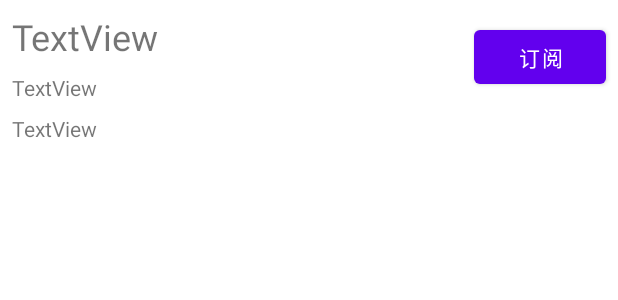
After one commit to rosa-mini-course/rosa-mini-course-android, an Android app: the layout discovery_cell.xml on its own in the app's theme, with its tools: preview values and no code run, on a phone screen of 412 x 824 dp. The commit adds this screen. Shown: the top 300 px of the screen. Run offline under Robolectric (Android 15) with nearby library versions, the phone set to English and light mode, and no system bars.

Commit message:
feat: Discover Courses and Subscribe Them

```diff
--- a/app/build.gradle
+++ b/app/build.gradle
@@ -83,4 +83,8 @@ dependencies {
     // optional - Test helpers
     testImplementation "androidx.room:room-testing:$room_version"
 
+
+    implementation "androidx.core:core-ktx:+"
+    implementation "org.jetbrains.kotlin:kotlin-stdlib-jdk7:$kotlin_version"
+
 }
--- a/app/src/main/AndroidManifest.xml
+++ b/app/src/main/AndroidManifest.xml
@@ -12,7 +12,9 @@
         android:supportsRtl="true"
         android:theme="@style/Theme.Rosaminicourse"
         android:usesCleartextTraffic="true">
-        <activity android:name=".ui.dashboard.TeachingCourseDetailsActivity"></activity>
+        <activity android:name=".ui.dashboard.TeachingCourseDetailsActivity">
+
+        </activity>
         <activity
             android:name=".ui.dashboard.BrowseTeachingCourseActivity"
             android:label="@string/title_activity_browse_teaching_course">
--- a/app/src/main/java/com/winnerwinter/myapplication/ui/dashboard/TeachingCourseAdapter.kt
+++ b/app/src/main/java/com/winnerwinter/myapplication/ui/dashboard/TeachingCourseAdapter.kt
@@ -21,7 +21,7 @@ class TeachingCourseAdapter(activityContext: Context, itemList: List<List<String
     }
 
     override fun onCreateViewHolder(parent: ViewGroup, viewType: Int): TeachingCourseViewHolder {
-        val layoutInflater = LayoutInflater.from(parent.context)
+        val layoutInflater: LayoutInflater = LayoutInflater.from(parent.context)
         val itemView: View = layoutInflater.inflate(R.layout.teaching_course_cell, parent, false)
         return TeachingCourseViewHolder(itemView)
     }
--- /dev/null
+++ b/app/src/main/res/layout/discovery_cell.xml
@@ -0,0 +1,50 @@
+<?xml version="1.0" encoding="utf-8"?>
+<androidx.constraintlayout.widget.ConstraintLayout xmlns:android="http://schemas.android.com/apk/res/android"
+    xmlns:app="http://schemas.android.com/apk/res-auto"
+    xmlns:tools="http://schemas.android.com/tools"
+    android:layout_width="match_parent"
+    android:layout_height="match_parent">
+
+    <TextView
+        android:id="@+id/discovery_course_name_tv"
+        android:layout_width="wrap_content"
+        android:layout_height="wrap_content"
+        android:layout_marginStart="8dp"
+        android:layout_marginTop="8dp"
+        android:text="TextView"
+        android:textSize="24sp"
+        app:layout_constraintEnd_toEndOf="parent"
+        app:layout_constraintHorizontal_bias="0.0"
+        app:layout_constraintStart_toStartOf="parent"
+        app:layout_constraintTop_toTopOf="parent" />
+
+    <TextView
+        android:id="@+id/discovery_course_lecturer_mail_tv"
+        android:layout_width="wrap_content"
+        android:layout_height="wrap_content"
+        android:layout_marginTop="8dp"
+        android:text="TextView"
+        android:textSize="14sp"
+        app:layout_constraintStart_toStartOf="@+id/discovery_course_name_tv"
+        app:layout_constraintTop_toBottomOf="@id/discovery_course_name_tv" />
+
+    <Button
+        android:id="@+id/subscribe_btn"
+        android:layout_width="wrap_content"
+        android:layout_height="wrap_content"
+        android:layout_marginEnd="8dp"
+        android:text="订阅"
+        app:layout_constraintBottom_toBottomOf="@+id/discovery_course_lecturer_mail_tv"
+        app:layout_constraintEnd_toEndOf="parent"
+        app:layout_constraintTop_toTopOf="@+id/discovery_course_name_tv" />
+
+    <TextView
+        android:id="@+id/discovery_info_tv"
+        android:layout_width="wrap_content"
+        android:layout_height="wrap_content"
+        android:layout_marginTop="8dp"
+        android:layout_marginEnd="8dp"
+        android:text="TextView"
+        app:layout_constraintStart_toStartOf="@+id/discovery_course_lecturer_mail_tv"
+        app:layout_constraintTop_toBottomOf="@+id/discovery_course_lecturer_mail_tv" />
+</androidx.constraintlayout.widget.ConstraintLayout>
```
Also changed, not shown: app/src/main/java/com/winnerwinter/myapplication/ui/dashboard/BrowseTeachingCourseActivity.kt (+4 -6 lines), app/src/main/java/com/winnerwinter/myapplication/ui/discovery/DiscoveryAdapter.kt (added, +115 -0 lines), app/src/main/java/com/winnerwinter/myapplication/ui/discovery/DiscoveryFragment.kt (+101 -9 lines), app/src/main/res/layout/fragment_discovery.xml (+3 -8 lines), 2 other files.
